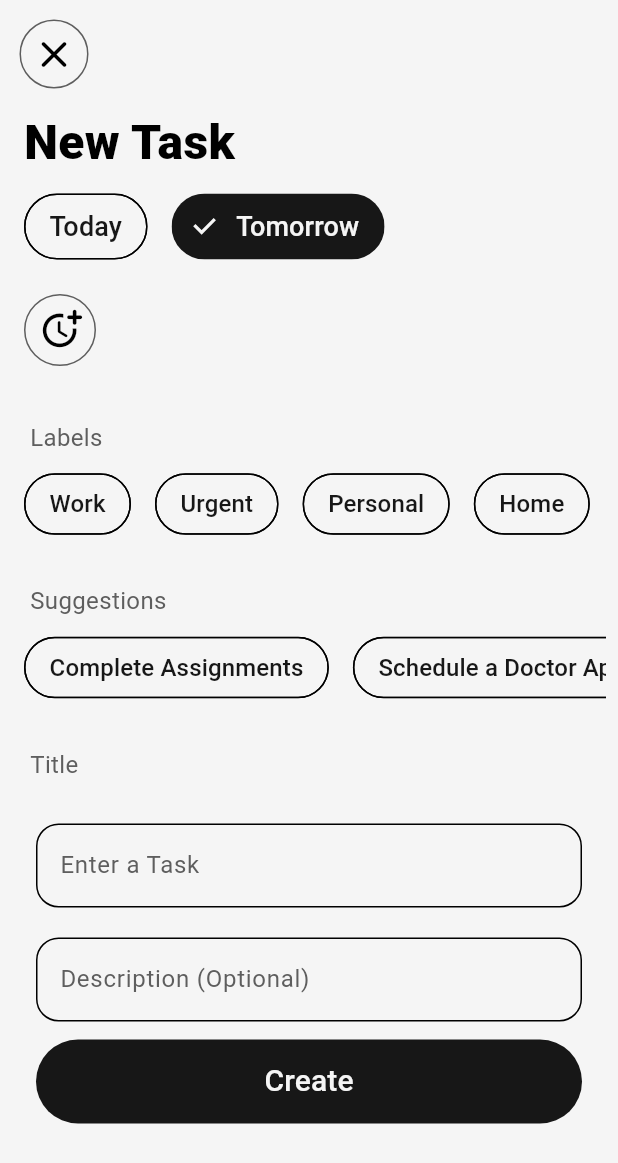
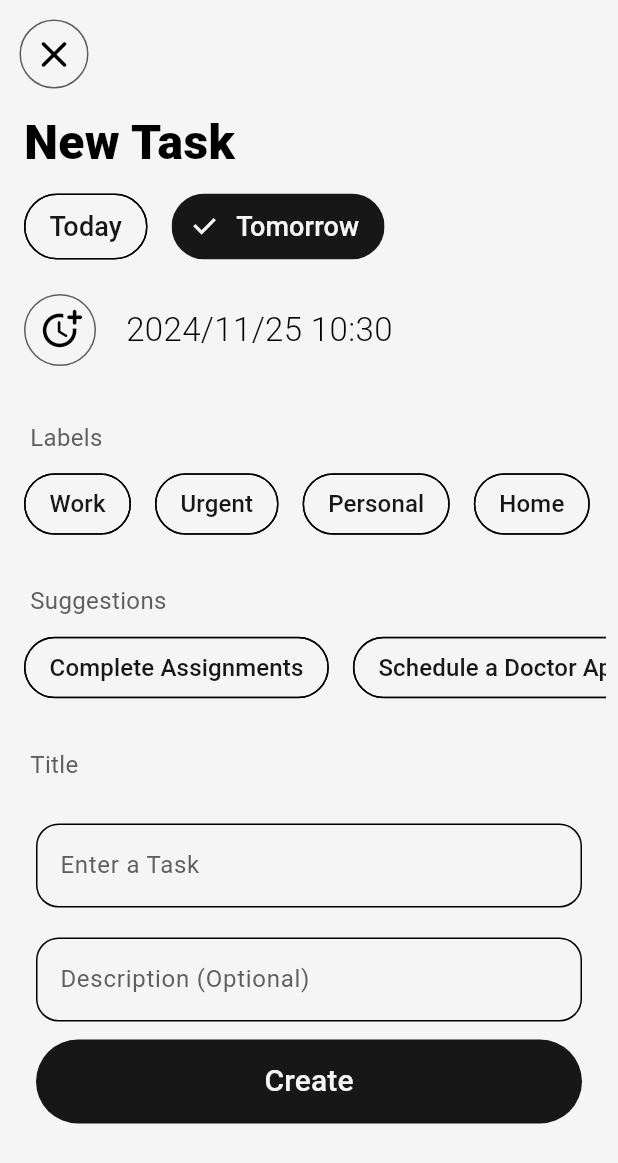
Before and after one commit to TEJAS-SAI-PRASHAD-K/To-do-List-App, a Flutter app: the AddTaskPage screen opened directly, on a phone screen of 412 x 824 dp. Shown: the top 1163 px of the screen. Run offline on Flutter 3.47's test engine with Material 3 defaults, Android fonts, the phone set to English and light mode, and no system bars; our stand-ins replace flutter_riverpod, hive, hive_flutter; accounts and stored records are empty; Roboto replaces fonts that are missing (Poppins).

Commit message:
added deadline date and time for a task

```diff
--- a/lib/main.dart
+++ b/lib/main.dart
@@ -6,7 +6,7 @@ import 'package:flutter_riverpod/flutter_riverpod.dart';
 import 'package:hive_flutter/hive_flutter.dart';
 
 import 'models/task.dart';
-import 'models/user.dart';
+// import 'models/user.dart';
 
 void main() async {
   WidgetsFlutterBinding.ensureInitialized();
--- a/lib/pages/add_task_page.dart
+++ b/lib/pages/add_task_page.dart
@@ -1,3 +1,4 @@
+import 'package:first_1_flutter_application/utils/others/date_time_picker.dart';
 import 'package:flutter/material.dart';
 
 class AddTaskPage extends StatefulWidget {
@@ -11,6 +12,8 @@ class _AddTaskPageState extends State<AddTaskPage> {
   int? _dayValue = 1;
   int? _suggestionValue;
   int? _labelsValue;
+  DateTime dateTime = DateTime.now();
+  DateTime deadline = DateTime.now();
   late TextEditingController _textController = TextEditingController();
   late TextEditingController _textControllerDescription =
       TextEditingController();
@@ -124,7 +127,15 @@ class _AddTaskPageState extends State<AddTaskPage> {
                   mainAxisAlignment: MainAxisAlignment.start,
                   children: [
                     IconButton(
-                        onPressed: () {},
+                        onPressed: () async {
+                          final DateTime? deadlineDateTime = await pickDateTime(
+                              context, dateTime); // Call the picker
+                          if (deadlineDateTime != null) {
+                            setState(() {
+                              deadline = deadlineDateTime; // Update the state
+                            });
+                          }
+                        },
                         padding: const EdgeInsets.all(8),
                         style: IconButton.styleFrom(
                             shape: const CircleBorder(),
@@ -137,6 +148,18 @@ class _AddTaskPageState extends State<AddTaskPage> {
                             size: 30,
                           ),
                         )),
+                    const SizedBox(
+                      width: 10,
+                    ),
+                    Padding(
+                      padding: const EdgeInsets.only(left: 10),
+                      child: Text(
+                        '${deadline.year}/${deadline.month}/${deadline.day} '
+                        '${deadline.hour}:${deadline.minute}',
+                        style: const TextStyle(
+                            fontSize: 22, fontWeight: FontWeight.w300),
+                      ),
+                    ),
                   ],
                 ),
               ),
```
Also changed, not shown: lib/utils/others/date_time_picker.dart (+21 -0 lines), 3 other files.
